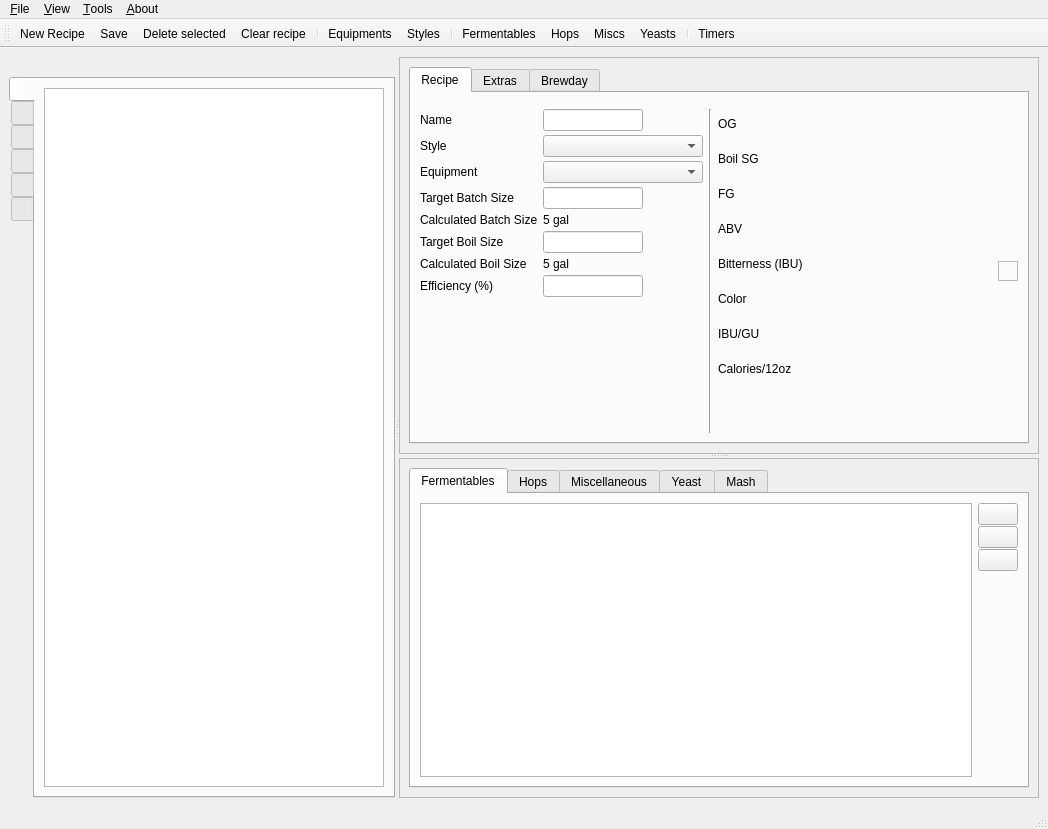
This is ui/mainWindow.ui in Brewtarget/brewtarget as Qt 5 draws it before an edit. The edited form follows.
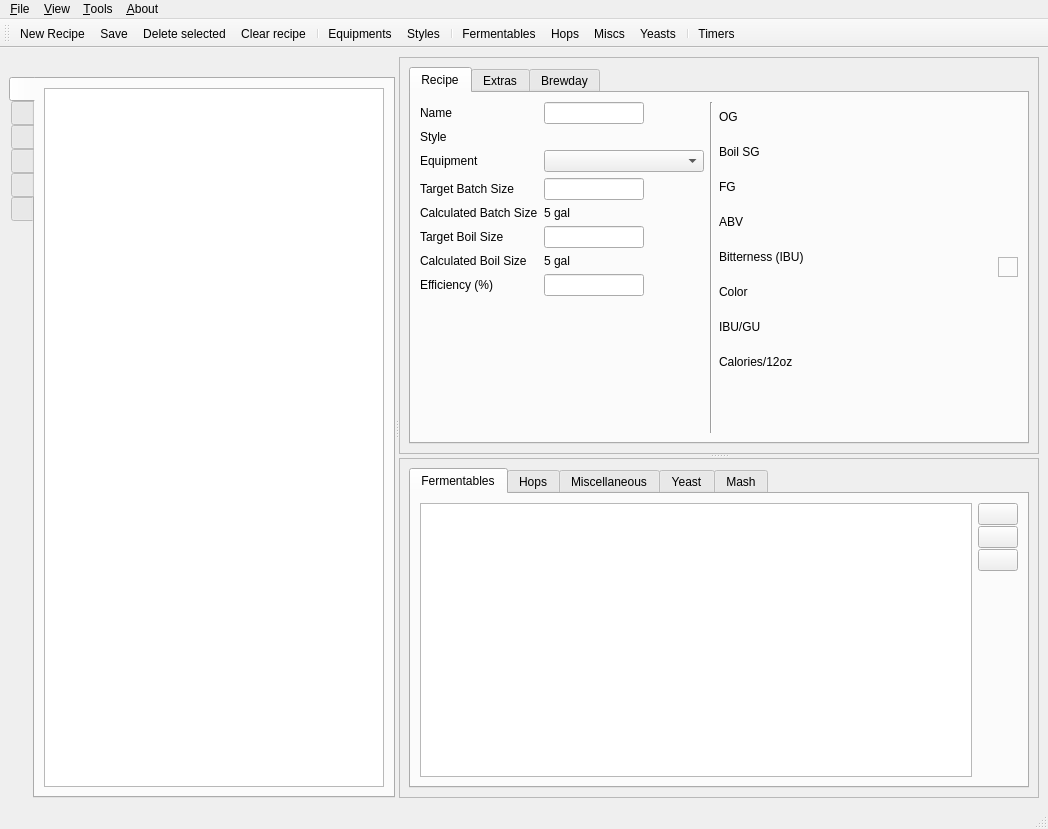
This is the edited form. Icons and pictures are not drawn. Custom widgets are drawn as their Qt base class.

Commit message: Added a "displayed" option to Database::copy(). Adding a style to a recipe now does not do a deep copy of the style. Moved configure(config.in) to root project cmakelists.txt. Made the QtDesignerPlugins work again. Migrated the Form box in the Recipe tab into a grid for extensibility.

Diff of the .ui file:
```diff
--- a/ui/mainWindow.ui
+++ b/ui/mainWindow.ui
@@ -199,8 +199,8 @@
           <rect>
            <x>0</x>
            <y>0</y>
-           <width>657</width>
-           <height>411</height>
+           <width>671</width>
+           <height>393</height>
           </rect>
          </property>
          <layout class="QVBoxLayout" name="verticalLayout_11">
@@ -213,26 +213,11 @@
              <attribute name="title">
               <string>Recipe</string>
              </attribute>
-             <layout class="QHBoxLayout" name="horizontalLayout_2">
-              <property name="topMargin">
-               <number>16</number>
-              </property>
+             <layout class="QHBoxLayout" name="horizontalLayout_4">
               <item>
                <layout class="QVBoxLayout" name="verticalLayout_2">
-                <property name="spacing">
-                 <number>1</number>
-                </property>
                 <item>
-                 <layout class="QFormLayout" name="formLayout">
-                  <property name="sizeConstraint">
-                   <enum>QLayout::SetDefaultConstraint</enum>
-                  </property>
-                  <property name="horizontalSpacing">
-                   <number>5</number>
-                  </property>
-                  <property name="verticalSpacing">
-                   <number>4</number>
-                  </property>
+                 <layout class="QGridLayout" name="gridLayout_2">
                   <item row="0" column="0">
                    <widget class="QLabel" name="label">
                     <property name="sizePolicy">
@@ -278,28 +263,6 @@
                     </property>
                    </widget>
                   </item>
-                  <item row="1" column="1">
-                   <widget class="StyleComboBox" name="styleComboBox">
-                    <property name="sizePolicy">
-                     <sizepolicy hsizetype="Maximum" vsizetype="Fixed">
-                      <horstretch>100</horstretch>
-                      <verstretch>0</verstretch>
-                     </sizepolicy>
-                    </property>
-                    <property name="minimumSize">
-                     <size>
-                      <width>160</width>
-                      <height>0</height>
-                     </size>
-                    </property>
-                    <property name="toolTip">
-                     <string>Style of this recipe</string>
-                    </property>
-                    <property name="sizeAdjustPolicy">
-                     <enum>QComboBox::AdjustToContentsOnFirstShow</enum>
-                    </property>
-                   </widget>
-                  </item>
                   <item row="2" column="0">
                    <widget class="QLabel" name="equipmentLabel">
                     <property name="text">
@@ -307,28 +270,6 @@
                     </property>
                    </widget>
                   </item>
-                  <item row="2" column="1">
-                   <widget class="EquipmentComboBox" name="equipmentComboBox">
-                    <property name="sizePolicy">
-                     <sizepolicy hsizetype="Maximum" vsizetype="Fixed">
-                      <horstretch>100</horstretch>
-                      <verstretch>0</verstretch>
-                     </sizepolicy>
-                    </property>
-                    <property name="minimumSize">
-                     <size>
-                      <width>160</width>
-                      <height>0</height>
-                     </size>
-                    </property>
-                    <property name="toolTip">
-                     <string>Equipment to brew this with</string>
-                    </property>
-                    <property name="sizeAdjustPolicy">
-                     <enum>QComboBox::AdjustToContentsOnFirstShow</enum>
-                    </property>
-                   </widget>
-                  </item>
                   <item row="3" column="0">
                    <widget class="QLabel" name="targetBatchSizeLabel">
                     <property name="text">
@@ -453,8 +394,43 @@
                     </property>
                    </widget>
                   </item>
+                  <item row="2" column="1">
+                   <widget class="EquipmentComboBox" name="equipmentComboBox">
+                    <property name="sizePolicy">
+                     <sizepolicy hsizetype="Maximum" vsizetype="Fixed">
+                      <horstretch>100</horstretch>
+                      <verstretch>0</verstretch>
+                     </sizepolicy>
+                    </property>
+                    <property name="minimumSize">
+                     <size>
+                      <width>160</width>
+                      <height>0</height>
+                     </size>
+                    </property>
+                    <property name="toolTip">
+                     <string>Equipment to brew this with</string>
+                    </property>
+                    <property name="sizeAdjustPolicy">
+                     <enum>QComboBox::AdjustToContentsOnFirstShow</enum>
+                    </property>
+                   </widget>
+                  </item>
                  </layout>
                 </item>
+                <item>
+                 <spacer name="verticalSpacer_7">
+                  <property name="orientation">
+                   <enum>Qt::Vertical</enum>
+                  </property>
+                  <property name="sizeHint" stdset="0">
+                   <size>
+                    <width>20</width>
+                    <height>40</height>
+                   </size>
+                  </property>
+                 </spacer>
+                </item>
                </layout>
               </item>
               <item>
@@ -2229,11 +2205,6 @@
    <extends>QComboBox</extends>
    <header>EquipmentComboBox.h</header>
   </customwidget>
-  <customwidget>
-   <class>StyleComboBox</class>
-   <extends>QComboBox</extends>
-   <header>StyleComboBox.h</header>
-  </customwidget>
   <customwidget>
    <class>RecipeTreeView</class>
    <extends>QTreeView</extends>
```
Left out of the diff: 8 changed lines with no effect on the pictures. The commit also changes 7 other files.
